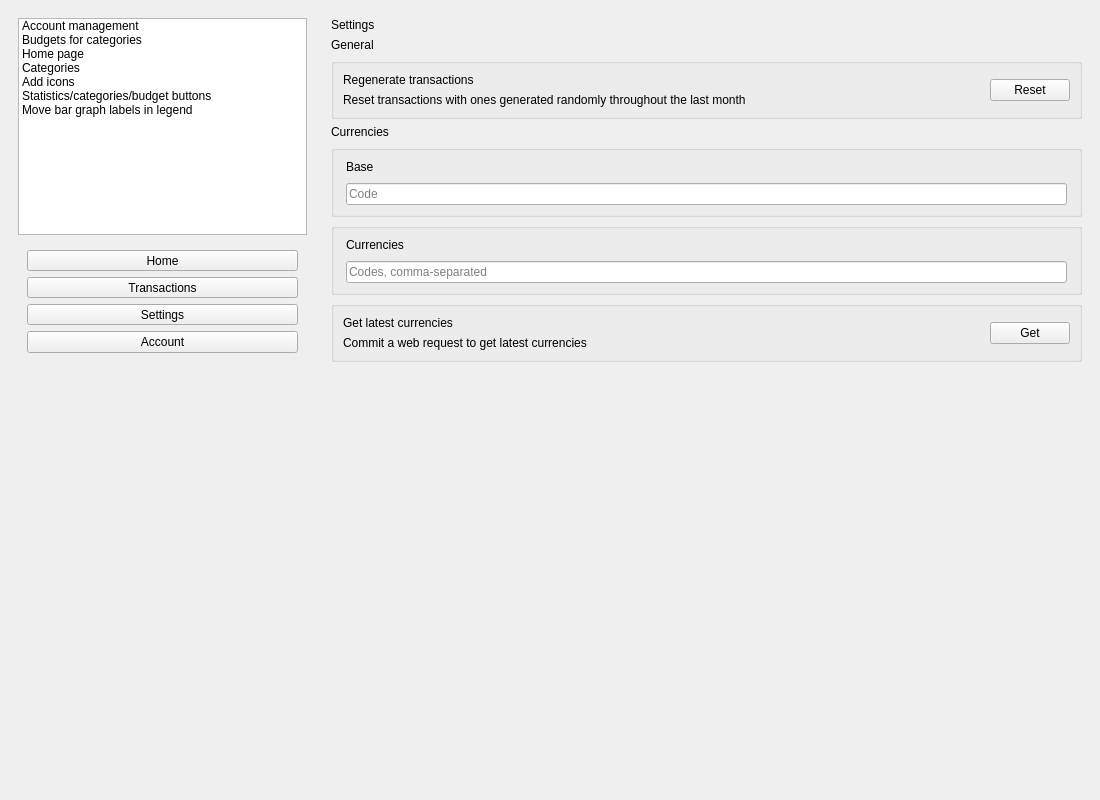
david4more/CoinWarden, file Desktop/mainwindow.ui: the form before one commit.
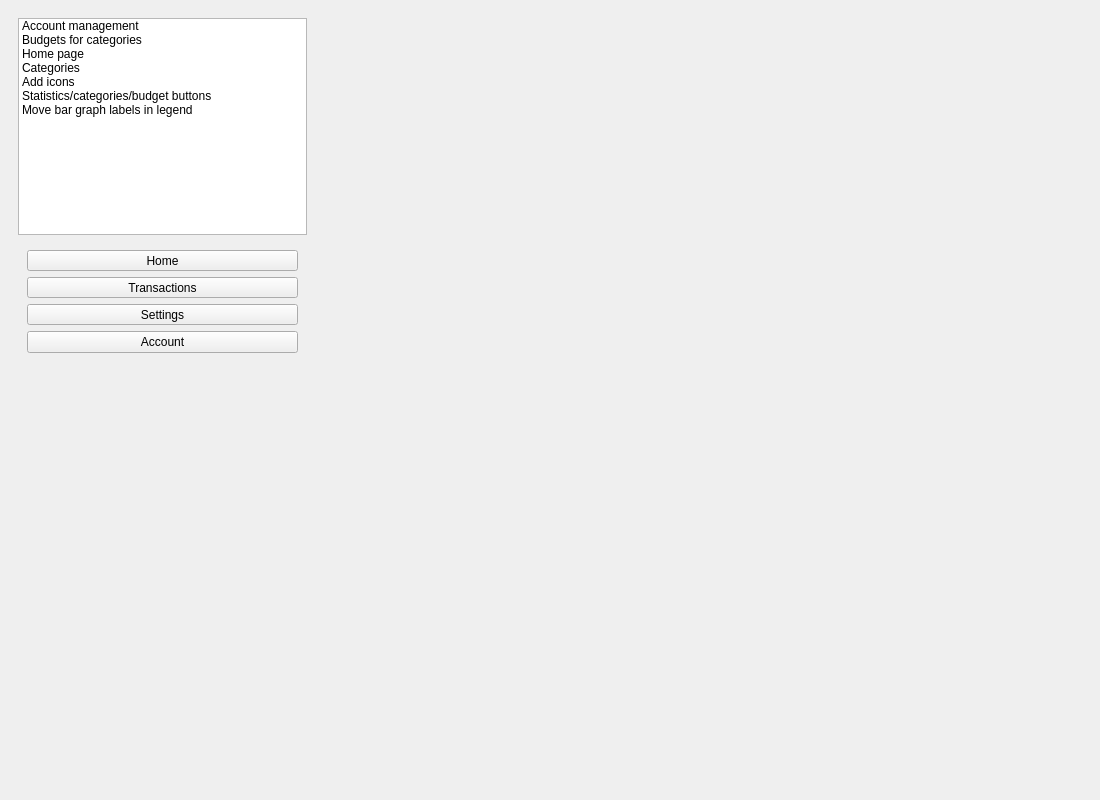
The form after the commit. Custom widgets are drawn as their Qt base class.

Commit message: move settings page to .ui class

What changed in the file:
```diff
--- a/Desktop/mainwindow.ui
+++ b/Desktop/mainwindow.ui
@@ -353,299 +353,6 @@
         </item>
        </layout>
       </widget>
-      <widget class="QWidget" name="settings">
-       <layout class="QVBoxLayout" name="verticalLayout_10">
-        <item>
-         <widget class="QLabel" name="label">
-          <property name="sizePolicy">
-           <sizepolicy hsizetype="Preferred" vsizetype="Fixed">
-            <horstretch>0</horstretch>
-            <verstretch>0</verstretch>
-           </sizepolicy>
-          </property>
-          <property name="styleSheet">
-           <string notr="true">font: 600 18pt &quot;Segoe UI&quot;;</string>
-          </property>
-          <property name="text">
-           <string>Settings</string>
-          </property>
-         </widget>
-        </item>
-        <item>
-         <widget class="QLabel" name="label_13">
-          <property name="styleSheet">
-           <string notr="true">font: 10pt &quot;Segoe UI&quot;;</string>
-          </property>
-          <property name="text">
-           <string>General</string>
-          </property>
-         </widget>
-        </item>
-        <item>
-         <widget class="QGroupBox" name="groupBox_5">
-          <property name="sizePolicy">
-           <sizepolicy hsizetype="Preferred" vsizetype="Fixed">
-            <horstretch>0</horstretch>
-            <verstretch>0</verstretch>
-           </sizepolicy>
-          </property>
-          <property name="maximumSize">
-           <size>
-            <width>16777215</width>
-            <height>16777215</height>
-           </size>
-          </property>
-          <property name="title">
-           <string/>
-          </property>
-          <layout class="QHBoxLayout" name="horizontalLayout_11">
-           <item>
-            <layout class="QVBoxLayout" name="verticalLayout_6">
-             <item>
-              <widget class="QLabel" name="label_11">
-               <property name="sizePolicy">
-                <sizepolicy hsizetype="Fixed" vsizetype="Fixed">
-                 <horstretch>0</horstretch>
-                 <verstretch>0</verstretch>
-                </sizepolicy>
-               </property>
-               <property name="styleSheet">
-                <string notr="true">font: 600 14pt &quot;Segoe UI&quot;;</string>
-               </property>
-               <property name="text">
-                <string>Regenerate transactions</string>
-               </property>
-              </widget>
-             </item>
-             <item>
-              <widget class="QLabel" name="label_2">
-               <property name="text">
-                <string>Reset transactions with ones generated randomly throughout the last month</string>
-               </property>
-              </widget>
-             </item>
-            </layout>
-           </item>
-           <item>
-            <widget class="QPushButton" name="sResetButton">
-             <property name="sizePolicy">
-              <sizepolicy hsizetype="Fixed" vsizetype="Fixed">
-               <horstretch>1</horstretch>
-               <verstretch>0</verstretch>
-              </sizepolicy>
-             </property>
-             <property name="layoutDirection">
-              <enum>Qt::LayoutDirection::LeftToRight</enum>
-             </property>
-             <property name="styleSheet">
-              <string notr="true">font: 600 14pt &quot;Segoe UI&quot;;</string>
-             </property>
-             <property name="text">
-              <string>Reset</string>
-             </property>
-            </widget>
-           </item>
-          </layout>
-         </widget>
-        </item>
-        <item>
-         <widget class="QLabel" name="label_14">
-          <property name="styleSheet">
-           <string notr="true">font: 10pt &quot;Segoe UI&quot;;</string>
-          </property>
-          <property name="text">
-           <string>Currencies</string>
-          </property>
-         </widget>
-        </item>
-        <item>
-         <widget class="QGroupBox" name="groupBox_4">
-          <property name="sizePolicy">
-           <sizepolicy hsizetype="Preferred" vsizetype="Fixed">
-            <horstretch>0</horstretch>
-            <verstretch>0</verstretch>
-           </sizepolicy>
-          </property>
-          <property name="maximumSize">
-           <size>
-            <width>16777215</width>
-            <height>16777215</height>
-           </size>
-          </property>
-          <property name="title">
-           <string/>
-          </property>
-          <layout class="QVBoxLayout" name="verticalLayout_8">
-           <property name="spacing">
-            <number>9</number>
-           </property>
-           <property name="leftMargin">
-            <number>12</number>
-           </property>
-           <property name="topMargin">
-            <number>9</number>
-           </property>
-           <property name="rightMargin">
-            <number>12</number>
-           </property>
-           <property name="bottomMargin">
-            <number>9</number>
-           </property>
-           <item>
-            <widget class="QLabel" name="label_6">
-             <property name="styleSheet">
-              <string notr="true">font: 600 14pt &quot;Segoe UI&quot;;</string>
-             </property>
-             <property name="text">
-              <string>Base</string>
-             </property>
-            </widget>
-           </item>
-           <item>
-            <widget class="QLineEdit" name="lineEdit_5">
-             <property name="placeholderText">
-              <string>Code</string>
-             </property>
-            </widget>
-           </item>
-          </layout>
-         </widget>
-        </item>
-        <item>
-         <widget class="QGroupBox" name="groupBox_3">
-          <property name="sizePolicy">
-           <sizepolicy hsizetype="Preferred" vsizetype="Fixed">
-            <horstretch>0</horstretch>
-            <verstretch>0</verstretch>
-           </sizepolicy>
-          </property>
-          <property name="maximumSize">
-           <size>
-            <width>16777215</width>
-            <height>16777215</height>
-           </size>
-          </property>
-          <property name="title">
-           <string/>
-          </property>
-          <layout class="QVBoxLayout" name="verticalLayout_7">
-           <property name="spacing">
-            <number>9</number>
-           </property>
-           <property name="leftMargin">
-            <number>12</number>
-           </property>
-           <property name="topMargin">
-            <number>9</number>
-           </property>
-           <property name="rightMargin">
-            <number>12</number>
-           </property>
-           <property name="bottomMargin">
-            <number>9</number>
-           </property>
-           <item>
-            <widget class="QLabel" name="label_4">
-             <property name="styleSheet">
-              <string notr="true">font: 600 14pt &quot;Segoe UI&quot;;</string>
-             </property>
-             <property name="text">
-              <string>Currencies</string>
-             </property>
-            </widget>
-           </item>
-           <item>
-            <widget class="QLineEdit" name="lineEdit_4">
-             <property name="placeholderText">
-              <string>Codes, comma-separated</string>
-             </property>
-            </widget>
-           </item>
-          </layout>
-         </widget>
-        </item>
-        <item>
-         <widget class="QGroupBox" name="groupBox_6">
-          <property name="sizePolicy">
-           <sizepolicy hsizetype="Preferred" vsizetype="Fixed">
-            <horstretch>0</horstretch>
-            <verstretch>0</verstretch>
-           </sizepolicy>
-          </property>
-          <property name="maximumSize">
-           <size>
-            <width>16777215</width>
-            <height>16777215</height>
-           </size>
-          </property>
-          <property name="title">
-           <string/>
-          </property>
-          <layout class="QHBoxLayout" name="horizontalLayout_12">
-           <item>
-            <layout class="QVBoxLayout" name="verticalLayout_9">
-             <item>
-              <widget class="QLabel" name="label_12">
-               <property name="sizePolicy">
-                <sizepolicy hsizetype="Fixed" vsizetype="Fixed">
-                 <horstretch>0</horstretch>
-                 <verstretch>0</verstretch>
-                </sizepolicy>
-               </property>
-               <property name="styleSheet">
-                <string notr="true">font: 600 14pt &quot;Segoe UI&quot;;</string>
-               </property>
-               <property name="text">
-                <string>Get latest currencies</string>
-               </property>
-              </widget>
-             </item>
-             <item>
-              <widget class="QLabel" name="label_3">
-               <property name="text">
-                <string>Commit a web request to get latest currencies</string>
-               </property>
-              </widget>
-             </item>
-            </layout>
-           </item>
-           <item>
-            <widget class="QPushButton" name="pushButton_3">
-             <property name="sizePolicy">
-              <sizepolicy hsizetype="Fixed" vsizetype="Fixed">
-               <horstretch>1</horstretch>
-               <verstretch>0</verstretch>
-              </sizepolicy>
-             </property>
-             <property name="layoutDirection">
-              <enum>Qt::LayoutDirection::LeftToRight</enum>
-             </property>
-             <property name="styleSheet">
-              <string notr="true">font: 600 14pt &quot;Segoe UI&quot;;</string>
-             </property>
-             <property name="text">
-              <string>Get</string>
-             </property>
-            </widget>
-           </item>
-          </layout>
-         </widget>
-        </item>
-        <item>
-         <spacer name="verticalSpacer_7">
-          <property name="orientation">
-           <enum>Qt::Orientation::Vertical</enum>
-          </property>
-          <property name="sizeHint" stdset="0">
-           <size>
-            <width>20</width>
-            <height>509</height>
-           </size>
-          </property>
-         </spacer>
-        </item>
-       </layout>
-      </widget>
       <widget class="QWidget" name="newTransaction">
        <layout class="QGridLayout" name="gridLayout">
         <item row="0" column="1">
```
Left out of the diff: 3 changed lines with no effect on the pictures. The commit also changes 8 other files.
